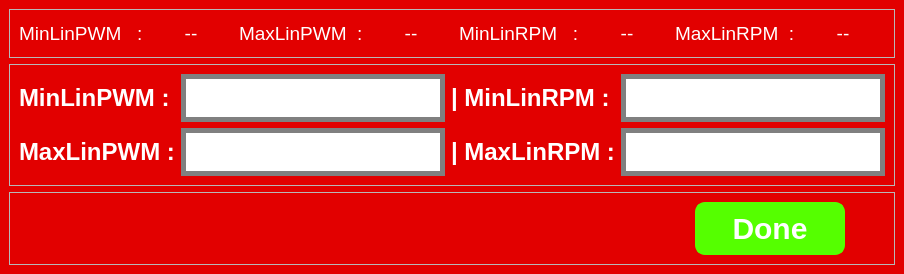
Above: pages/Modul910/ui_910/lrc.ui from KevinHutagaol/control-center-2026 before the change. Below: the same form after it.
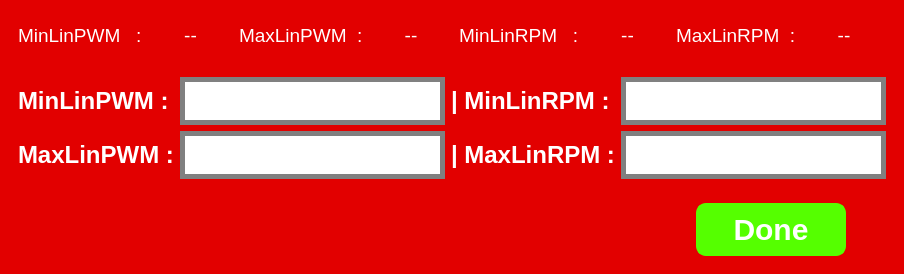
That is the form after the change.

Commit message: Cleaned up old ui: Removed unused ui files (Admin.ui), removed nilai page from main window,  changed frames in ui files to no frame, fixed main window image button hover effect

Patch:
```diff
--- a/pages/Modul910/ui_910/lrc.ui
+++ b/pages/Modul910/ui_910/lrc.ui
@@ -29,7 +29,7 @@
        </sizepolicy>
       </property>
       <property name="frameShape">
-       <enum>QFrame::StyledPanel</enum>
+       <enum>QFrame::NoFrame</enum>
       </property>
       <property name="frameShadow">
        <enum>QFrame::Raised</enum>
@@ -155,7 +155,7 @@
        </sizepolicy>
       </property>
       <property name="frameShape">
-       <enum>QFrame::StyledPanel</enum>
+       <enum>QFrame::NoFrame</enum>
       </property>
       <property name="frameShadow">
        <enum>QFrame::Raised</enum>
@@ -279,7 +279,7 @@
     <item>
      <widget class="QFrame" name="frame_2">
       <property name="frameShape">
-       <enum>QFrame::StyledPanel</enum>
+       <enum>QFrame::NoFrame</enum>
       </property>
       <property name="frameShadow">
        <enum>QFrame::Raised</enum>
```
The commit also changes 68 other files.
